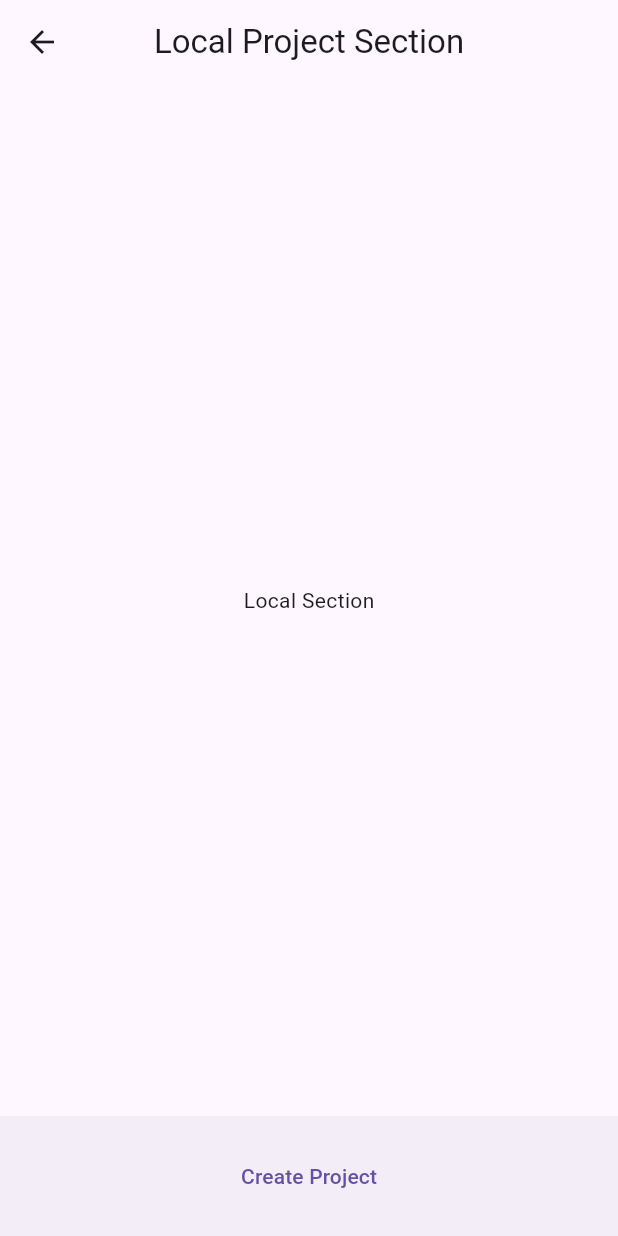
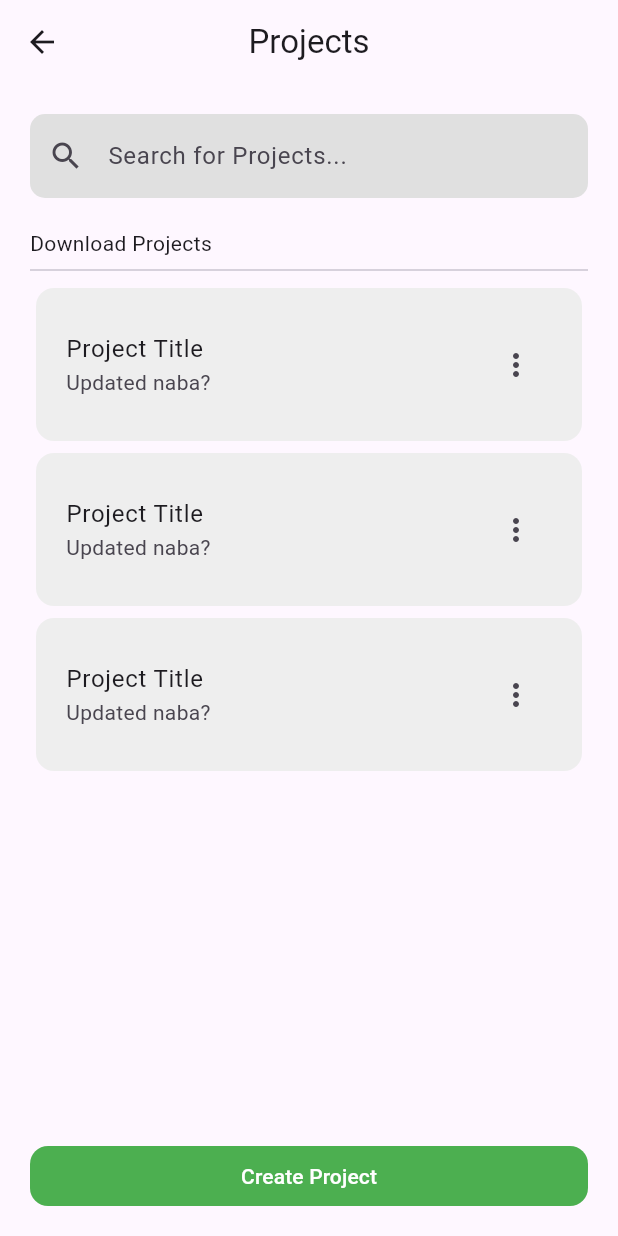
Before and after one commit to joshdels/flutter-mapfield, a Flutter app: the LocalProjectSection screen opened by its route, on a phone screen of 412 x 824 dp. Run offline on Flutter 3.47's test engine with Material 3 defaults, Android fonts, the phone set to English and light mode, and no system bars; our stand-ins replace flutter_map, latlong2.

Commit message:
feat: project section with cards

```diff
--- a/mapfield/lib/features/cloudProjectView/section/cloudproject_section.dart
+++ b/mapfield/lib/features/cloudProjectView/section/cloudproject_section.dart
@@ -1,5 +1,5 @@
 import "package:flutter/material.dart";
-import "package:mapfield/features/newProjectView/widgets/floating_view.dart";
+import "package:mapfield/features/newProjectView/widgets/create_view.dart";
 
 class CloudProjectSection extends StatelessWidget {
   const CloudProjectSection({super.key});
--- a/mapfield/lib/features/homeView/section/home_section.dart
+++ b/mapfield/lib/features/homeView/section/home_section.dart
@@ -1,7 +1,7 @@
 import "package:flutter/material.dart";
 import "package:mapfield/features/homeView/widget/appbar_view.dart";
 import "package:mapfield/features/homeView/widget/navigation_view.dart";
-import "package:mapfield/features/homeView/widget/logo_view.dart";
+import "package:mapfield/shared/widgets/logo_view.dart";
 import "package:mapfield/features/homeView/widget/project_view.dart";
 
 class HomeSection extends StatelessWidget {
--- a/mapfield/lib/features/localProjectView/section/localproject_section.dart
+++ b/mapfield/lib/features/localProjectView/section/localproject_section.dart
@@ -1,5 +1,7 @@
 import "package:flutter/material.dart";
-import "package:mapfield/features/newProjectView/widgets/floating_view.dart";
+import "package:mapfield/features/localProjectView/widget/search_view.dart";
+import "package:mapfield/features/localProjectView/widget/projects_view.dart";
+import "package:mapfield/features/localProjectView/widget/create_project_view.dart";
 
 class LocalProjectSection extends StatelessWidget {
   const LocalProjectSection({super.key});
@@ -7,9 +9,22 @@ class LocalProjectSection extends StatelessWidget {
   @override
   Widget build(BuildContext context) {
     return Scaffold(
-      appBar: AppBar(title: Text("Local Project Section"), centerTitle: true, leading: BackButton(),),
-      body: Center(child: Text("Local Section")),
-      bottomNavigationBar: CreateProjectView(),
+      appBar: AppBar(
+        title: const Text("Projects"),
+        centerTitle: true,
+        leading: const BackButton(),
+      ),
+      body: const Padding(
+        padding: EdgeInsets.all(20),
+        child: Column(
+          children: [
+            SearchProjectView(),
+            SizedBox(height: 20),
+            Expanded(child: ProjectsView()),
+            CreateProjectView(),
+          ],
+        ),
+      ),
     );
   }
 }
--- /dev/null
+++ b/mapfield/lib/features/localProjectView/widget/create_project_view.dart
@@ -0,0 +1,24 @@
+import "package:flutter/material.dart";
+
+class CreateProjectView extends StatelessWidget {
+  const CreateProjectView({super.key});
+
+  @override
+  Widget build(BuildContext context) {
+    return SizedBox(
+      width: double.infinity,
+      height: 40,
+      child: TextButton(
+        style: TextButton.styleFrom(
+          backgroundColor: Colors.green,
+          foregroundColor: Colors.white,
+          shape: RoundedRectangleBorder(
+            borderRadius: BorderRadius.circular(12),
+          ),
+        ),
+        onPressed: () {},
+        child: Text("Create Project"),
+      ),
+    );
+  }
+}
--- /dev/null
+++ b/mapfield/lib/features/localProjectView/widget/projects_view.dart
@@ -0,0 +1,39 @@
+import 'package:flutter/material.dart';
+
+class ProjectsView extends StatelessWidget {
+  const ProjectsView({super.key});
+
+  @override
+  Widget build(BuildContext context) {
+    return Column(
+      crossAxisAlignment: CrossAxisAlignment.start,
+      children: [
+        Text("Download Projects", textAlign: TextAlign.left),
+        Divider(),
+        Expanded(
+          child: ListView(
+            children: [ProjectItem(), ProjectItem(), ProjectItem()],
+          ),
+        ),
+      ],
+    );
+  }
+}
+
+class ProjectItem extends StatelessWidget {
+  const ProjectItem({super.key});
+
+  @override
+  Widget build(BuildContext context) {
+    return Card(
+      elevation: 0,
+      color: Colors.grey.shade200,
+      child: ListTile(
+        contentPadding: EdgeInsets.symmetric(vertical: 15, horizontal: 20),
+        title: Text("Project Title"),
+        subtitle: Text("Updated naba?"),
+        trailing: IconButton(onPressed: () {}, icon: Icon(Icons.more_vert)),
+      ),
+    );
+  }
+}
--- /dev/null
+++ b/mapfield/lib/features/localProjectView/widget/search_view.dart
@@ -0,0 +1,28 @@
+import 'package:flutter/material.dart';
+
+class SearchProjectView extends StatelessWidget {
+  const SearchProjectView({super.key});
+
+  @override
+  Widget build(BuildContext context) {
+    return TextField(
+      textAlign: TextAlign.left,
+      decoration: InputDecoration(
+        fillColor: Colors.grey.shade300,
+        filled: true,
+        prefixIcon: Icon(Icons.search),
+        hintText: "Search for Projects...",
+
+        enabledBorder: OutlineInputBorder(
+          borderRadius: BorderRadius.circular(10.0),
+          borderSide: BorderSide.none,
+        ),
+
+        focusedBorder: OutlineInputBorder(
+          borderRadius: BorderRadius.circular(10.0),
+          borderSide: const BorderSide(color: Colors.grey, width: 2),
+        ),
+      ),
+    );
+  }
+}
--- a/mapfield/lib/features/loginView/section/login_section.dart
+++ b/mapfield/lib/features/loginView/section/login_section.dart
@@ -1,5 +1,5 @@
 import "package:flutter/material.dart";
-import 'package:mapfield/features/homeView/widget/logo_view.dart';
+import 'package:mapfield/shared/widgets/logo_view.dart';
 import 'package:mapfield/features/loginView/widgets/signin_view.dart';
 import 'package:mapfield/features/loginView/widgets/userinput_view.dart';
 import 'package:mapfield/features/loginView/widgets/forgot_view.dart';
--- a/mapfield/lib/features/loginView/widgets/signin_view.dart
+++ b/mapfield/lib/features/loginView/widgets/signin_view.dart
@@ -6,7 +6,7 @@ class SignInView extends StatelessWidget {
   @override
   Widget build(BuildContext context) {
     return Padding(
-      padding: const EdgeInsets.symmetric(vertical: 30),
+      padding: const EdgeInsets.symmetric(vertical: 20),
       child: Column(
         mainAxisAlignment: MainAxisAlignment.center,
         children: const [
--- a/mapfield/lib/features/newProjectView/section/newproject_section.dart
+++ b/mapfield/lib/features/newProjectView/section/newproject_section.dart
@@ -1,5 +1,5 @@
 import "package:flutter/material.dart";
-import "package:mapfield/features/newProjectView/widgets/floating_view.dart";
+import "package:mapfield/features/newProjectView/widgets/create_view.dart";
 import "package:mapfield/features/newProjectView/widgets/title_view.dart";
 import "package:mapfield/features/newProjectView/widgets/fields_view.dart";
 import "package:mapfield/features/newProjectView/widgets/basemap_view.dart";
```
Also changed, not shown: mapfield/lib/features/newProjectView/widgets/create_view.dart (renamed from mapfield/lib/features/newProjectView/widgets/floating_view.dart), mapfield/lib/shared/widgets/logo_view.dart (renamed from mapfield/lib/features/homeView/widget/logo_view.dart).
